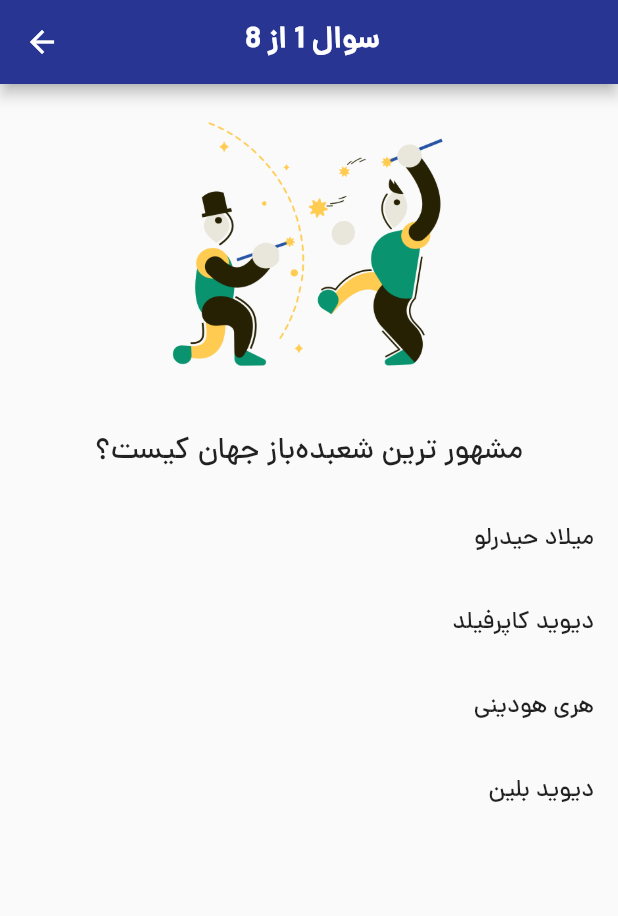
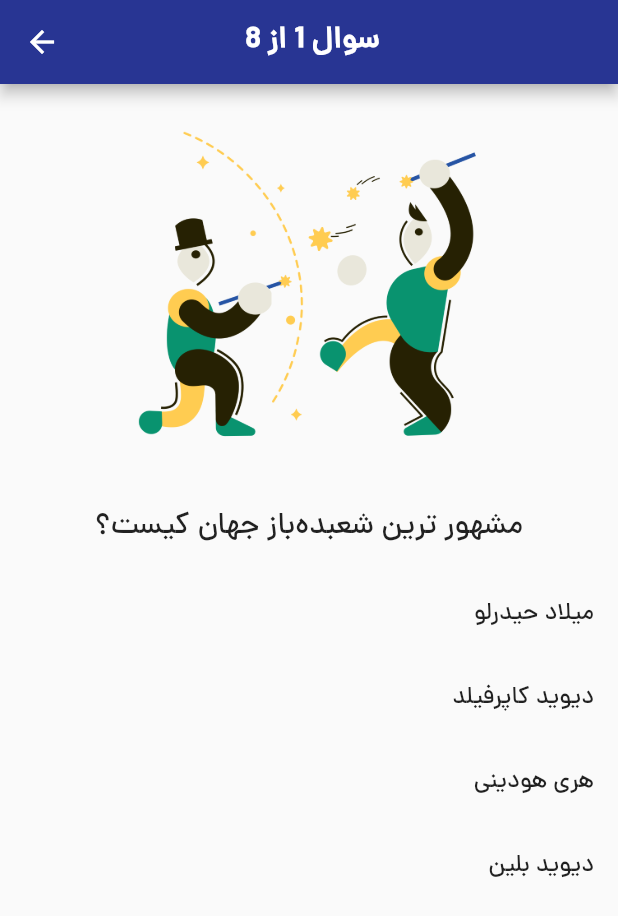
Before and after one commit to Milad-heydarloo/quiz_app, a Flutter app: the quiz_pages screen opened directly, on a phone screen of 412 x 824 dp. Shown: the top 916 px of the screen. Run offline on Flutter 3.47's test engine with Material 2 defaults, Android fonts, the light colour scheme and no system bars.

Commit message:
final app

```diff
--- a/lib/quiz_page.dart
+++ b/lib/quiz_page.dart
@@ -1,6 +1,9 @@
+import 'dart:ui';
+
 import 'package:flutter/material.dart';
 import 'package:yu/constants/Constants.dart';
 import 'package:yu/data/Question.dart';
+import 'package:yu/screens/result_screen.dart';
 
 //conver be StatefulWidget chon mikhad taqir koneh
 class quiz_pages extends StatefulWidget {
@@ -12,22 +15,22 @@ class quiz_pages extends StatefulWidget {
 
 class _quiz_pagesState extends State<quiz_pages> {
   //in soal aval ro miyareh
-  int showQuestionIndex=0 ;
-  int numberValue=1 ;
+  int showQuestionIndex = 0;
+
+  int numberValue = 1;
+
   Qustion? qustion;
-
-
+int result=0;
   @override
   Widget build(BuildContext context) {
     qustion = getQuestionsList()[showQuestionIndex];
-
 
     return Scaffold(
       appBar: AppBar(
         centerTitle: true,
         backgroundColor: Colors.indigo[800],
         title: Text(
-       ' سوال '+'${numberValue}'+' از '+'${getQuestionsList().length}',
+          ' سوال ' + '${numberValue}' + ' از ' + '${getQuestionsList().length}',
           style: TextStyle(
             fontWeight: FontWeight.bold,
             color: Colors.white,
@@ -36,13 +39,15 @@ class _quiz_pagesState extends State<quiz_pages> {
       ),
       body: SafeArea(
           child: Column(
+
+
         children: [
           Container(
             width: double.infinity,
           ),
           Container(
-            height: 200.0,
-            width: 200.0,
+            height: 250.0,
+            width: 250.0,
             child: Image(
               // ba ! in behesh mifahmonam null nist
               image: AssetImage('images/' + qustion!.imageNameNubmer! + '.png'),
@@ -66,10 +71,37 @@ class _quiz_pagesState extends State<quiz_pages> {
           //va index shomareh khonehast
 
           ...List.generate(
-            4 ,
+            4,
             //\/ListTile
             (index) => getQuestion(index),
-          )
+          ),
+          //migam age tedad soal pasokh dadeh shode ba tedad kole soalat yeki bod
+          if (showQuestionIndex == getQuestionsList().length - 1)
+            Padding(
+              padding: EdgeInsets.all(40),
+              child: ElevatedButton(
+                style: ElevatedButton.styleFrom(
+                  minimumSize: Size(200.0, 50.0),
+                  backgroundColor: Colors.red[700],
+                ),
+                onPressed: () {
+                  Navigator.push(
+                    context,
+                    MaterialPageRoute(
+                      builder: (context) => azmon(result: result,),
+                    ),
+                  );
+                },
+                child: Text(
+                  'نتیجه آزمون',
+                  style: TextStyle(
+                    color: Colors.white,
+                    fontWeight: FontWeight.bold,
+                    fontSize: 18,
+                  ),
+                ),
+              ),
+            ),
         ],
       )),
     );
@@ -87,6 +119,7 @@ class _quiz_pagesState extends State<quiz_pages> {
         if (qustion!.correctAnswer == index) {
           //true
           print('shod');
+          result++;
         } else {
           //false
           print('nashod');
@@ -94,7 +127,7 @@ class _quiz_pagesState extends State<quiz_pages> {
 
         setState(() {
           print('object');
-          if (showQuestionIndex < getQuestionsList().length-1) {
+          if (showQuestionIndex < getQuestionsList().length - 1) {
             numberValue++;
             showQuestionIndex++;
           }
```
Also changed, not shown: lib/screens/result_screen.dart (+52 -0 lines).
